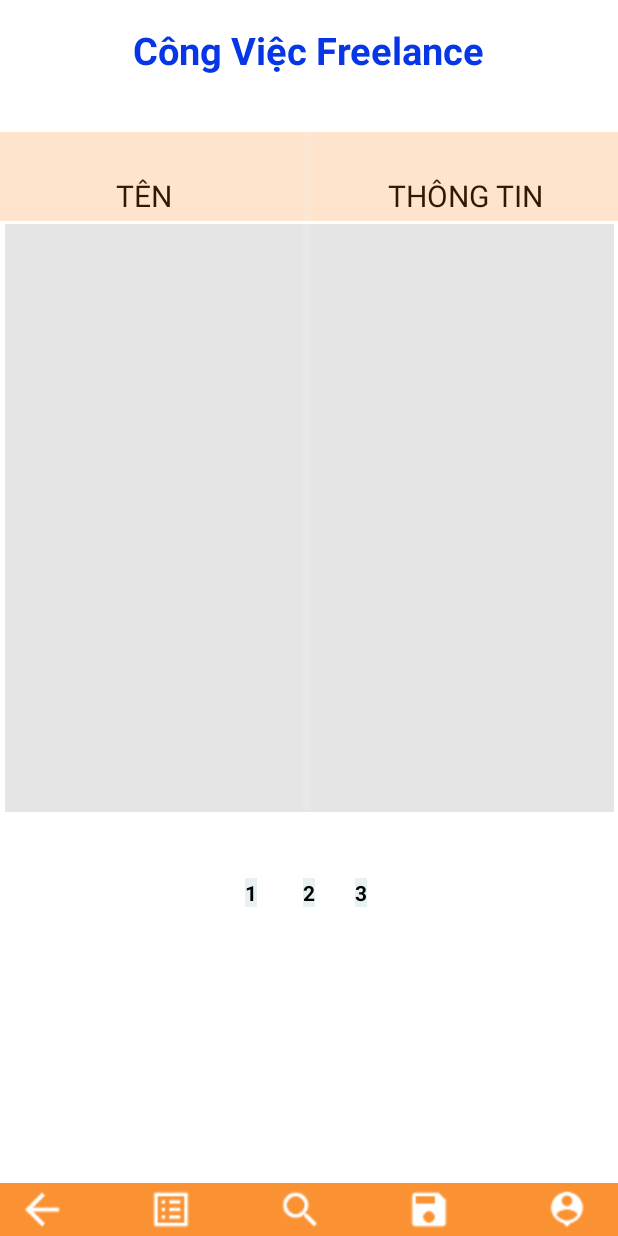
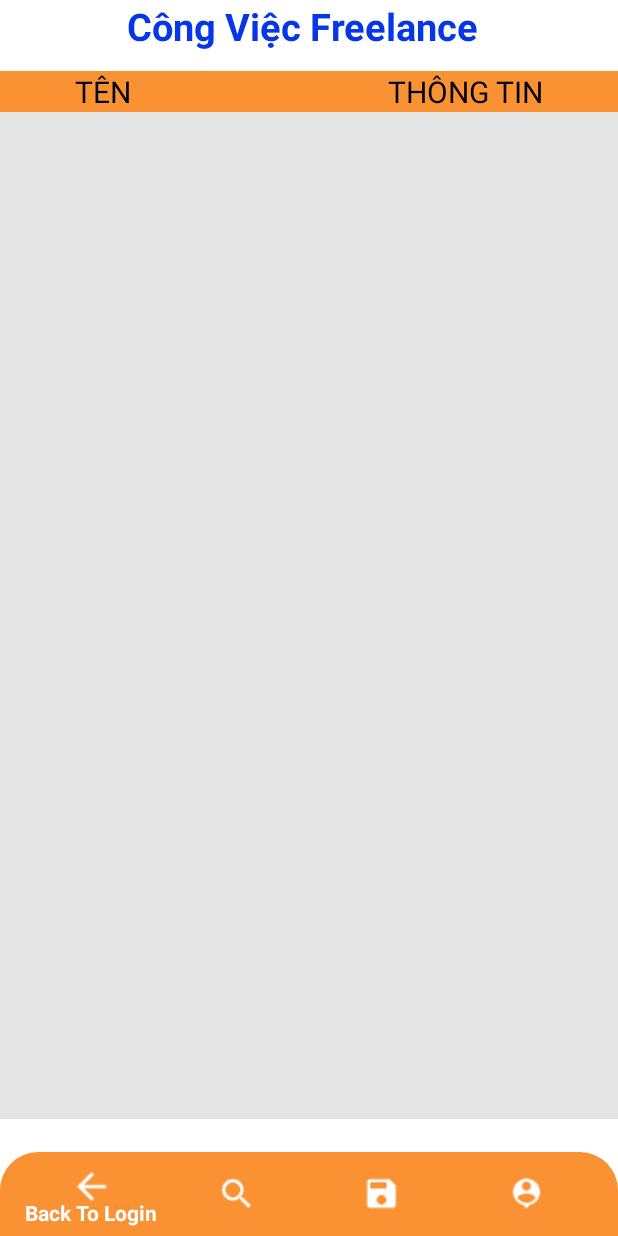
Before and after one commit to tuandm00/PJ_HCI_V3, an Android app: the layout activity_freelancer_main.xml on its own in the app's theme, with its tools: preview values and no code run, on a phone screen of 412 x 824 dp. Run offline under Robolectric (Android 15) with nearby library versions, the phone set to English and light mode, and no system bars.

Commit message:
lam moi cai menu bar trang home

```diff
--- a/app/src/main/java/com/example/pi_hci_v3/FreelancerMainActivity.java
+++ b/app/src/main/java/com/example/pi_hci_v3/FreelancerMainActivity.java
@@ -2,14 +2,20 @@
 
 import android.content.Intent;
 import android.os.Bundle;
+import android.view.MenuItem;
 import android.view.View;
 import android.widget.Button;
 import android.widget.ImageView;
 import android.widget.TextView;
+import android.widget.Toast;
 
+import androidx.annotation.NonNull;
 import androidx.appcompat.app.AppCompatActivity;
 import androidx.recyclerview.widget.LinearLayoutManager;
 import androidx.recyclerview.widget.RecyclerView;
+
+import com.google.android.material.bottomnavigation.BottomNavigationView;
+import com.google.android.material.navigation.NavigationBarView;
 
 import java.util.ArrayList;
 
@@ -17,7 +23,7 @@
     ArrayList<Freelancer> freelancerArrayList;
     Button btnQuaylai, btnTrangke;
     TextView txtTieude, txtGiatien, txtNoidung, txtNgtuyendung, txtDiadiem, txtKynang, txtNgaydang;
-    ImageView imgBack, imgList, imgSearch, imgSave, imgProfile;
+    BottomNavigationView nav;
     @Override
     protected void onCreate(Bundle savedInstanceState) {
         super.onCreate(savedInstanceState);
@@ -35,55 +41,40 @@
         rvFreelancer.setAdapter(freelancerAdapter);
         rvFreelancer.setLayoutManager(new LinearLayoutManager(this));
 
-
-        imgBack = (ImageView) findViewById(R.id.imageViewBack);
-        imgBack.setOnClickListener(new View.OnClickListener() {
+//        Menu
+        nav = findViewById(R.id.nav_bar);
+        nav.setOnItemSelectedListener(new NavigationBarView.OnItemSelectedListener() {
             @Override
-            public void onClick(View v) {
-                Intent intent = new Intent(FreelancerMainActivity.this,Login_Page.class);
-                startActivity(intent);
-            }
-        });
-        imgList = (ImageView) findViewById(R.id.imageViewList);
-        imgList.setOnClickListener(new View.OnClickListener() {
-            @Override
-            public void onClick(View v) {
-                Intent intent = new Intent(FreelancerMainActivity.this,FreelancerMainActivity.class);
-                startActivity(intent);
+            public boolean onNavigationItemSelected(@NonNull MenuItem item) {
+                switch (item.getItemId()){
+                    case R.id.back:
+                        Toast.makeText(FreelancerMainActivity.this,"", Toast.LENGTH_SHORT);
+                        Intent intent1 = new Intent(FreelancerMainActivity.this, FreelancerMainActivity.class);
+                        startActivity(intent1);
+                        break;
+                    case R.id.search:
+                        Toast.makeText(FreelancerMainActivity.this,"", Toast.LENGTH_SHORT).show();
+                        Intent intent2 = new Intent(FreelancerMainActivity.this, SearchActivity.class);
+                        startActivity(intent2);
+                        break;
+                    case R.id.save:
+                        Toast.makeText(FreelancerMainActivity.this,"", Toast.LENGTH_SHORT).show();
+                        Intent intent3 = new Intent(FreelancerMainActivity.this, Freelancer_P8.class);
+                        startActivity(intent3);
+                        break;
+                    case R.id.profile:
+                        Toast.makeText(FreelancerMainActivity.this,"", Toast.LENGTH_SHORT).show();
+                        Intent intent4 = new Intent(FreelancerMainActivity.this, Freelancer_P7.class);
+                        startActivity(intent4);
+                        break;
+                }
+                return true;
             }
         });
 
-        imgSearch = (ImageView) findViewById(R.id.imageViewSearch);
-        imgSearch.setOnClickListener(new View.OnClickListener() {
-            @Override
-            public void onClick(View v) {
-                Intent intent = new Intent(FreelancerMainActivity.this,SearchActivity.class);
-                startActivity(intent);
-            }
-        });
-
-        imgSave = (ImageView) findViewById(R.id.imageViewSave);
-        imgSave.setOnClickListener(new View.OnClickListener() {
-            @Override
-            public void onClick(View v) {
-                Intent intent = new Intent(FreelancerMainActivity.this,Freelancer_P8.class);
-                startActivity(intent);
-            }
-        });
-
-        imgProfile = (ImageView) findViewById(R.id.imageViewProfile);
-        imgProfile.setOnClickListener(new View.OnClickListener() {
-            @Override
-            public void onClick(View v) {
-                Intent intent = new Intent(FreelancerMainActivity.this,Freelancer_P7.class);
-                startActivity(intent);
-            }
-        });
+    }
 
 
-
-
-    }
 
     //Click vào nội dung để xem chi tiết
     @Override
--- /dev/null
+++ b/app/src/main/res/drawable/imghome.xml
@@ -0,0 +1,5 @@
+<vector android:height="24dp" android:tint="#000000"
+    android:viewportHeight="24" android:viewportWidth="24"
+    android:width="24dp" xmlns:android="http://schemas.android.com/apk/res/android">
+    <path android:fillColor="@android:color/white" android:pathData="M10,20v-6h4v6h5v-8h3L12,3 2,12h3v8z"/>
+</vector>
--- /dev/null
+++ b/app/src/main/res/drawable/item_active.xml
@@ -0,0 +1,10 @@
+<?xml version="1.0" encoding="utf-8"?>
+<selector xmlns:android="http://schemas.android.com/apk/res/android">
+    <item
+        android:color = "#FFFFFF"
+        android:state_selected="true"/>
+    <item
+        android:color = "#FFFFFF"
+        android:state_selected="false"/>
+
+</selector>
--- /dev/null
+++ b/app/src/main/res/drawable/nav_bg.xml
@@ -0,0 +1,5 @@
+<?xml version="1.0" encoding="utf-8"?>
+<shape xmlns:android="http://schemas.android.com/apk/res/android">
+    <solid android:color="#CCF97700"/>
+    <corners android:topLeftRadius="25dp" android:topRightRadius="25dp"/>
+</shape>
--- a/app/src/main/res/layout/activity_freelancer_main.xml
+++ b/app/src/main/res/layout/activity_freelancer_main.xml
@@ -1,5 +1,5 @@
 <?xml version="1.0" encoding="utf-8"?>
-<androidx.constraintlayout.widget.ConstraintLayout xmlns:android="http://schemas.android.com/apk/res/android"
+<RelativeLayout xmlns:android="http://schemas.android.com/apk/res/android"
     xmlns:app="http://schemas.android.com/apk/res-auto"
     xmlns:tools="http://schemas.android.com/tools"
     android:layout_width="match_parent"
@@ -7,183 +7,79 @@
     android:background="@color/white"
     tools:context=".MainActivity">
 
-
+<!--Tieu de-->
     <TextView
         android:id="@+id/textView2"
         android:layout_width="242dp"
         android:layout_height="39dp"
-        android:gravity="center"
         android:text="Công Việc Freelance"
+        android:layout_alignParentTop="true"
+        android:layout_centerInParent="true"
         android:textColor="#0636E6"
         android:textSize="25sp"
-        android:textStyle="bold"
-        app:layout_constraintBottom_toBottomOf="parent"
-        app:layout_constraintEnd_toEndOf="parent"
-        app:layout_constraintHorizontal_bias="0.497"
-        app:layout_constraintStart_toStartOf="parent"
-        app:layout_constraintTop_toTopOf="parent"
-        app:layout_constraintVertical_bias="0.018" />
+        android:textStyle="bold"/>
 
-    <androidx.recyclerview.widget.RecyclerView
-        android:id="@+id/rvFreelancer"
-        android:layout_width="406dp"
-        android:layout_height="392dp"
-        android:layout_marginTop="96dp"
-        android:background="#E5E5E5"
-        app:layout_constraintEnd_toEndOf="parent"
-        app:layout_constraintHorizontal_bias="0.607"
-        app:layout_constraintStart_toStartOf="parent"
-        app:layout_constraintTop_toBottomOf="@+id/textView2" />
+<!--    Body-->
+    <LinearLayout
+        android:layout_width="match_parent"
+        android:layout_height="match_parent"
+        android:layout_below="@+id/textView2"
+        android:layout_above="@+id/nav_bar"
+        android:layout_marginTop="8dp"
+        android:layout_marginBottom="8dp"
+        android:orientation="vertical">
 
-    <TextView
-        android:id="@+id/textView3"
-        android:layout_width="111dp"
-        android:layout_height="27dp"
-        android:gravity="center"
-        android:text="TÊN"
-        android:textColor="@color/black"
-        android:textSize="20sp"
-        app:layout_constraintBottom_toBottomOf="parent"
-        app:layout_constraintEnd_toEndOf="parent"
-        app:layout_constraintHorizontal_bias="0.136"
-        app:layout_constraintStart_toStartOf="parent"
-        app:layout_constraintTop_toBottomOf="@+id/textView2"
-        app:layout_constraintVertical_bias="0.085" />
+        <!--Tựa đề-->
+        <LinearLayout
+            android:layout_width="match_parent"
+            android:layout_height="wrap_content"
+            android:orientation="horizontal"
+            android:background="#CCF97700">
+            <TextView
+                android:id="@+id/textView3"
+                android:layout_width="wrap_content"
+                android:layout_height="wrap_content"
+                android:layout_marginLeft="50dp"
+                android:layout_gravity="left"
+                android:text="TÊN"
+                android:textColor="@color/black"
+                android:textSize="20sp" />
 
-    <LinearLayout
-        android:id="@+id/linearLayout"
-        android:layout_width="match_parent"
-        android:layout_height="35dp"
-        android:background="#CCF97700"
-        android:orientation="horizontal"
-        app:layout_constraintBottom_toBottomOf="parent"
-        app:layout_constraintEnd_toEndOf="parent"
-        app:layout_constraintHorizontal_bias="0.0"
-        app:layout_constraintStart_toStartOf="parent"
-        app:layout_constraintTop_toTopOf="parent"
-        app:layout_constraintVertical_bias="1.0"
-        tools:ignore="MissingConstraints">
+            <TextView
+                android:id="@+id/textView4"
+                android:layout_width="fill_parent"
+                android:layout_height="wrap_content"
+                android:layout_marginRight="50dp"
+                android:gravity="right"
+                android:text="THÔNG TIN"
+                android:textColor="@color/black"
+                android:textSize="20sp" />
+        </LinearLayout>
 
-        <ImageView
-            android:id="@+id/imageViewBack"
-            android:layout_width="wrap_content"
-            android:layout_height="wrap_content"
-            android:layout_marginLeft="10dp"
-            app:srcCompat="@drawable/imgback"
-            tools:ignore="MissingConstraints" />
+        <!--List Job-->
+        <androidx.recyclerview.widget.RecyclerView
+            android:id="@+id/rvFreelancer"
+            android:layout_width="match_parent"
+            android:layout_height="match_parent"
+            android:layout_marginBottom="14dp"
+            android:background="#E5E5E5">
+        </androidx.recyclerview.widget.RecyclerView>
 
-        <ImageView
-            android:id="@+id/imageViewList"
-            android:layout_width="wrap_content"
-            android:layout_height="wrap_content"
-            android:layout_marginLeft="50dp"
-            app:srcCompat="@drawable/imglist"
-            tools:ignore="MissingConstraints" />
 
-        <ImageView
-            android:id="@+id/imageViewSearch"
-            android:layout_width="wrap_content"
-            android:layout_height="wrap_content"
-            android:layout_marginLeft="50dp"
-            app:srcCompat="@drawable/imgsearch"
-            tools:ignore="MissingConstraints" />
 
-        <ImageView
-            android:id="@+id/imageViewSave"
-            android:layout_width="wrap_content"
-            android:layout_height="wrap_content"
-            android:layout_marginLeft="50dp"
-            app:srcCompat="@drawable/imgsave"
-            tools:ignore="MissingConstraints" />
 
-        <ImageView
-            android:id="@+id/imageViewProfile"
-            android:layout_width="48dp"
-            android:layout_height="wrap_content"
-            android:layout_marginLeft="50dp"
-            app:srcCompat="@drawable/imgperson"
-            tools:ignore="MissingConstraints" />
     </LinearLayout>
 
-    <TextView
-        android:id="@+id/textView4"
-        android:layout_width="111dp"
-        android:layout_height="27dp"
-        android:gravity="center"
-        android:text="THÔNG TIN"
-        android:textColor="@color/black"
-        android:textSize="20sp"
-        app:layout_constraintBottom_toBottomOf="parent"
-        app:layout_constraintEnd_toEndOf="parent"
-        app:layout_constraintHorizontal_bias="0.846"
-        app:layout_constraintStart_toStartOf="parent"
-        app:layout_constraintTop_toBottomOf="@+id/textView2"
-        app:layout_constraintVertical_bias="0.085" />
+<!--Menu bar-->
+    <com.google.android.material.bottomnavigation.BottomNavigationView
+        android:id="@+id/nav_bar"
+        android:layout_width="match_parent"
+        android:layout_height="wrap_content"
+        android:layout_alignParentBottom="true"
+        android:background="@drawable/nav_bg"
+        app:itemIconSize="30sp"
+        app:itemIconTint="@drawable/item_active"
+        app:itemTextColor="@drawable/item_active"
+        app:menu="@menu/menu_item"/>
 
-    <TextView
-        android:id="@+id/textView11"
-        android:layout_width="wrap_content"
-        android:layout_height="wrap_content"
-        android:layout_marginStart="132dp"
-        android:layout_marginTop="44dp"
-        android:background="#E7F1F3"
-        android:text="1"
-        android:textColor="@color/black"
-        android:textStyle="bold"
-        app:layout_constraintEnd_toStartOf="@+id/textView53"
-        app:layout_constraintStart_toStartOf="parent"
-        app:layout_constraintTop_toBottomOf="@+id/rvFreelancer" />
-
-    <TextView
-        android:id="@+id/textView53"
-        android:layout_width="wrap_content"
-        android:layout_height="wrap_content"
-        android:layout_marginTop="44dp"
-        android:background="#E7F1F3"
-        android:text="2"
-        android:textColor="@color/black"
-        android:textStyle="bold"
-        app:layout_constraintEnd_toEndOf="parent"
-        app:layout_constraintStart_toStartOf="parent"
-        app:layout_constraintTop_toBottomOf="@+id/rvFreelancer" />
-
-    <TextView
-        android:id="@+id/textView54"
-        android:layout_width="wrap_content"
-        android:layout_height="wrap_content"
-        android:layout_marginTop="44dp"
-        android:layout_marginEnd="148dp"
-        android:background="#E7F1F3"
-        android:text="3"
-        android:textColor="@color/black"
-        android:textStyle="bold"
-        app:layout_constraintEnd_toEndOf="parent"
-        app:layout_constraintHorizontal_bias="0.577"
-        app:layout_constraintStart_toEndOf="@+id/textView53"
-        app:layout_constraintTop_toBottomOf="@+id/rvFreelancer" />
-
-    <androidx.constraintlayout.widget.ConstraintLayout
-        android:id="@+id/constraintLayout"
-        android:layout_width="415dp"
-        android:layout_height="59dp"
-        android:layout_marginTop="88dp"
-        android:background="#33F97700"
-        app:layout_constraintStart_toStartOf="parent"
-        app:layout_constraintTop_toTopOf="parent">
-
-    </androidx.constraintlayout.widget.ConstraintLayout>
-
-    <View
-        android:id="@+id/divider2"
-        android:layout_width="5dp"
-        android:layout_height="455dp"
-        android:layout_marginTop="32dp"
-
-        android:background="?android:attr/listDivider"
-        app:layout_constraintEnd_toEndOf="parent"
-        app:layout_constraintHorizontal_bias="0.493"
-        app:layout_constraintStart_toStartOf="@+id/rvFreelancer"
-        app:layout_constraintTop_toBottomOf="@+id/textView2" />
-
-
-</androidx.constraintlayout.widget.ConstraintLayout>
+</RelativeLayout>
--- /dev/null
+++ b/app/src/main/res/menu/menu_item.xml
@@ -0,0 +1,19 @@
+<?xml version="1.0" encoding="utf-8"?>
+<menu xmlns:android="http://schemas.android.com/apk/res/android">
+    <item
+        android:id="@+id/back"
+        android:title="Back To Login"
+        android:icon="@drawable/imgback"/>
+    <item
+        android:id="@+id/search"
+        android:title="Search"
+        android:icon="@drawable/imgsearch"/>
+    <item
+        android:id="@+id/save"
+        android:title="Save"
+        android:icon="@drawable/imgsave"/>
+    <item
+        android:id="@+id/profile"
+        android:title="Profile"
+        android:icon="@drawable/imgperson"/>
+</menu>
```
Also changed, not shown: app/src/main/AndroidManifest.xml (+4 -4 lines).
